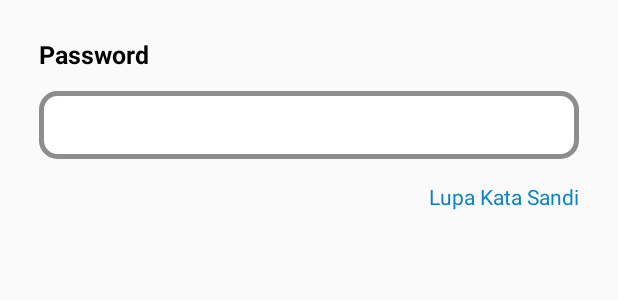
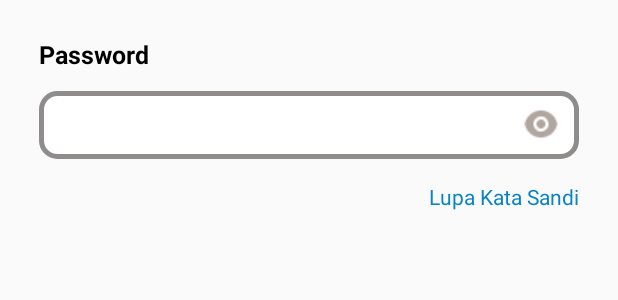
Before and after one commit to danielaquaries20/Figma_Daniel_A_P, an Android app: the layout activity_login.xml on its own in the app's theme, with its tools: preview values and no code run, on a phone screen of 412 x 824 dp. Shown: the part 488-788 px from the top of the screen. Run offline under Robolectric (Android 15) with nearby library versions, the phone set to English and light mode, and no system bars.

Commit message:
Perubahan 1

```diff
--- a/app/src/main/res/layout/activity_login.xml
+++ b/app/src/main/res/layout/activity_login.xml
@@ -26,7 +26,8 @@
                 android:contentDescription="@null"
                 android:src="@drawable/ill_bg_mdpi"
                 app:layout_constraintEnd_toEndOf="parent"
-                app:layout_constraintTop_toTopOf="parent" />
+                app:layout_constraintTop_toTopOf="parent"
+                android:focusableInTouchMode="true"/>
 
             <TextView
                 android:id="@+id/textSelamatDatang"
@@ -98,21 +99,32 @@
                 app:layout_constraintTop_toBottomOf="@id/editTextEmail" />
 
             <EditText
-                android:id="@+id/editTextPassword"
+                android:id="@+id/editTextPasswordLogin"
                 android:layout_width="match_parent"
                 android:layout_height="@dimen/_35sdp"
                 android:layout_marginStart="@dimen/_20ssp"
                 android:layout_marginTop="@dimen/_10sdp"
                 android:layout_marginEnd="@dimen/_20sdp"
                 android:autofillHints="@string/password"
+                android:inputType="numberPassword"
                 android:background="@drawable/background_edit_text_2"
-                android:inputType="numberPassword"
                 android:padding="@dimen/_5sdp"
-                app:layout_constraintEnd_toEndOf="parent"
+                app:layout_constraintEnd_toStartOf="@id/imageVisibleLogin"
                 app:layout_constraintHorizontal_bias="1.0"
                 app:layout_constraintStart_toStartOf="parent"
                 app:layout_constraintTop_toBottomOf="@id/textPassword"
                 tools:ignore="LabelFor,TextFields" />
+
+            <ImageView
+                android:id="@+id/imageVisibleLogin"
+                android:layout_width="wrap_content"
+                android:layout_height="wrap_content"
+                android:src="@drawable/ic_view_en_mdpi"
+                app:layout_constraintEnd_toEndOf="parent"
+                app:layout_constraintTop_toBottomOf="@id/textPassword"
+                android:layout_marginTop="@dimen/_18sdp"
+                android:layout_marginEnd="@dimen/_30sdp"
+                android:contentDescription="@null" />
 
 
             <TextView
@@ -124,7 +136,7 @@
                 android:text="@string/lupa_kata_sandi"
                 android:textColor="@color/colorBlue"
                 app:layout_constraintEnd_toEndOf="parent"
-                app:layout_constraintTop_toBottomOf="@id/editTextPassword" />
+                app:layout_constraintTop_toBottomOf="@id/editTextPasswordLogin" />
 
             <Button
                 android:id="@+id/buttonLoginLogin"
--- a/app/src/main/res/layout/activity_lupa_sandi.xml
+++ b/app/src/main/res/layout/activity_lupa_sandi.xml
@@ -14,7 +14,8 @@
         android:contentDescription="@null"
         android:src="@drawable/ill_bg_mdpi"
         app:layout_constraintEnd_toEndOf="parent"
-        app:layout_constraintTop_toTopOf="parent" />
+        app:layout_constraintTop_toTopOf="parent"
+        android:focusableInTouchMode="true"/>
 
     <ImageView
         android:id="@+id/imageBackLupaSandi"
```
Also changed, not shown: app/src/main/java/com/example/figmadaniel/LoginActivity.kt (+14 -1 lines), app/src/main/res/layout/activity_regstrasi.xml (+32 -5 lines), app/src/main/res/drawable/ic_view_dis_mdpi.png (added), app/src/main/res/drawable/ic_view_en_mdpi.png (added).
